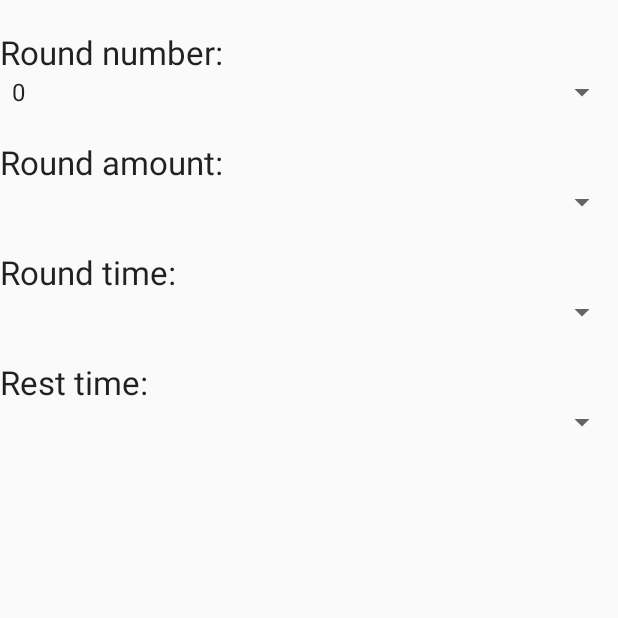
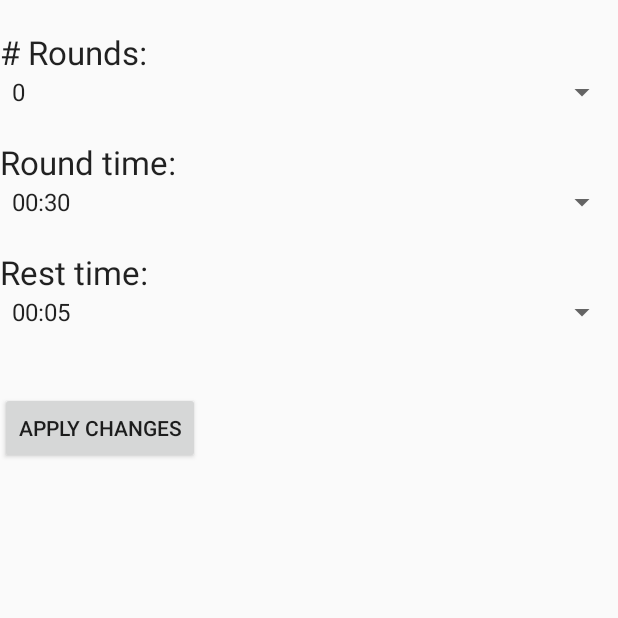
Before and after one commit to tbotalla/Multisports-Timer, an Android app: the screen it shows after launch (Ajustes), after a tap on "SET UP", on a phone screen of 412 x 824 dp, the top half of it. Run offline under Robolectric (Android 15) with nearby library versions, the phone set to English and light mode, and no system bars; 2 other taps on this screen came first.

Commit message:
refactor del codigo y nombres, implementacion inicial de funcionalidad ciclica de los rounds

```diff
--- a/app/src/main/java/com/example/tbotalla/multisportstimer/Ajustes.java
+++ b/app/src/main/java/com/example/tbotalla/multisportstimer/Ajustes.java
@@ -3,6 +3,7 @@ package com.example.tbotalla.multisportstimer;
 import android.app.Activity;
 import android.os.Bundle;
 import android.widget.ArrayAdapter;
+import android.widget.Button;
 import android.widget.Spinner;
 
 /**
@@ -11,9 +12,9 @@ import android.widget.Spinner;
 public class Ajustes extends Activity {
 
     private Spinner cmbRoundNumber;
-    private Spinner cmbRoundAmount;
     private Spinner cmbRoundTime;
     private Spinner cmbRestTime;
+    private Button  btnApplyChanges;
 
     @Override
     protected void onCreate(Bundle savedInstanceState) {
@@ -21,17 +22,45 @@ public class Ajustes extends Activity {
         super.onCreate(savedInstanceState);
         setContentView(R.layout.ajustes);
 
-        // Creacion del adaptador para el spinner de rounds
-        ArrayAdapter<CharSequence> roundNumberAdapter = ArrayAdapter.createFromResource(this,
-                R.array.numbers_array, android.R.layout.simple_spinner_item);
+        this.setViewReferences();
+        this.setAdapters();
 
-        cmbRoundNumber = (Spinner)findViewById(R.id.CmbRoundNumber);
-
-        roundNumberAdapter.setDropDownViewResource(android.R.layout.simple_spinner_dropdown_item);
-
-        cmbRoundNumber.setAdapter(roundNumberAdapter);
 
 
 
     }
+
+    // Asocia los atributos usados por la clase con sus vistas correspondientes
+    private void setViewReferences(){
+        cmbRoundNumber = (Spinner)findViewById(R.id.CmbRoundNumber);
+        cmbRoundTime = (Spinner)findViewById(R.id.CmbRoundTime);
+        cmbRestTime = (Spinner)findViewById(R.id.CmbRestTime);
+        btnApplyChanges = (Button)findViewById(R.id.BtnApplyChanges);
+
+
+    }
+
+    // Setea y crea los adaptadores de los spinners con los datos a mostrar
+    private void setAdapters(){
+        // Creacion del adaptador para el spinner de rounds
+        ArrayAdapter<CharSequence> roundNumberAdapter = ArrayAdapter.createFromResource(this,
+                R.array.numbers_array, android.R.layout.simple_spinner_item);
+        roundNumberAdapter.setDropDownViewResource(android.R.layout.simple_spinner_dropdown_item);
+        cmbRoundNumber.setAdapter(roundNumberAdapter);
+
+
+        // Creacion del adaptador para el spinner del tiempo de los rounds
+        ArrayAdapter<CharSequence> roundTimeAdapter = ArrayAdapter.createFromResource(this,
+                R.array.round_times_array, android.R.layout.simple_spinner_item);
+        roundTimeAdapter.setDropDownViewResource(android.R.layout.simple_spinner_dropdown_item);
+        cmbRoundTime.setAdapter(roundTimeAdapter);
+
+
+        // Creacion del adaptador para el spinner del tiempo de descanso entre los rounds
+        ArrayAdapter<CharSequence> restTimeAdapter = ArrayAdapter.createFromResource(this,
+                R.array.rest_times_array, android.R.layout.simple_spinner_item);
+        restTimeAdapter.setDropDownViewResource(android.R.layout.simple_spinner_dropdown_item);
+        cmbRestTime.setAdapter(restTimeAdapter);
+
+    }
 }
--- a/app/src/main/java/com/example/tbotalla/multisportstimer/MainActivity.java
+++ b/app/src/main/java/com/example/tbotalla/multisportstimer/MainActivity.java
@@ -12,28 +12,77 @@ import android.widget.TextView;
 
 public class MainActivity extends AppCompatActivity {
     private static final int MILLIS_PER_SECOND = 1000;
-    private static final int SECONDS_TO_COUNTDOWN = 180;
-    private static final int SECONDS_TO_BREAK = 60;
+    private static final int DEFAULT_SECONDS_TO_COUNTDOWN = 10;
+    private static final int DEFAULT_SECONDS_TO_REST = 10;
+    private static final int DEFAULT_ROUND_AMOUNT = 5;
+
     private TextView countdownDisplay;
     private TextView infoDisplay;
     private CountDownTimer timer;
     private CountDownTimer restTimer;
+    private Button startButton;
+    private Button stopButton;
+    private Button setUpButton;
+
+    private int secsToCountdown;
+    private int secsToRest;
+    private int roundAmount;
+
 
     @Override
     protected void onCreate(Bundle savedInstanceState) {
         super.onCreate(savedInstanceState);
         setContentView(R.layout.activity_main);
 
-        countdownDisplay = (TextView) findViewById(R.id.LblTimeDisplayBox);
-        infoDisplay = (TextView) findViewById(R.id.LblInfoDisplayBox);
-        Button startButton = (Button) findViewById(R.id.BtnStart);
-        Button stopButton = (Button) findViewById(R.id.BtnStop);
-        Button setUpButton = (Button) findViewById(R.id.BtnSetup);
+        this.setDefaultValues();
+        this.setViewReferences();
+        this.setListeners();
+
+    }
+
+
+    @Override
+    public boolean onCreateOptionsMenu(Menu menu) {
+        // Inflate the menu; this adds items to the action bar if it is present.
+        getMenuInflater().inflate(R.menu.menu_main, menu);
+        return true;
+    }
+
+
+    @Override
+    public boolean onOptionsItemSelected(MenuItem item) {
+        // Handle action bar item clicks here. The action bar will
+        // automatically handle clicks on the Home/Up button, so long
+        // as you specify a parent activity in AndroidManifest.xml.
+        int id = item.getItemId();
+
+        //noinspection SimplifiableIfStatement
+        if (id == R.id.action_settings) {
+            return true;
+        }
+
+        return super.onOptionsItemSelected(item);
+    }
+
+    public void setDefaultValues(){
+        this.secsToCountdown = this.DEFAULT_SECONDS_TO_COUNTDOWN;
+        this.secsToRest = this.DEFAULT_SECONDS_TO_REST;
+        this.roundAmount = this.DEFAULT_ROUND_AMOUNT;
+    }
+
+    public void setViewReferences(){
+        this.countdownDisplay = (TextView) findViewById(R.id.LblTimeDisplayBox);
+        this.infoDisplay = (TextView) findViewById(R.id.LblInfoDisplayBox);
+        this.startButton = (Button) findViewById(R.id.BtnStart);
+        this.stopButton = (Button) findViewById(R.id.BtnStop);
+        this.setUpButton = (Button) findViewById(R.id.BtnSetup);
+    }
+
+    public void setListeners(){
         startButton.setOnClickListener(new View.OnClickListener() {
             public void onClick(View view) {
                 try {
-                    infoDisplay.setText(R.string.work);
-                    showTimer((SECONDS_TO_COUNTDOWN * MILLIS_PER_SECOND));
+                    startWorkCycle();
                 } catch (NumberFormatException e) {
                     // method ignores invalid (non-integer) input and waits
                     // for something it can use
@@ -45,8 +94,9 @@ public class MainActivity extends AppCompatActivity {
             public void onClick(View view){
                 try {
                     infoDisplay.setText(R.string.waiting);
-                    timer.cancel();
-                    restTimer.cancel();
+                    // Necesario chequear que los timers sean no nulos para cancelarlos
+                    if(timer != null) { timer.cancel(); }
+                    if(restTimer != null) { restTimer.cancel(); }
                 } catch (NumberFormatException e) {
                     // method ignores invalid (non-integer) input and waits
                     // for something it can use
@@ -64,7 +114,19 @@ public class MainActivity extends AppCompatActivity {
                 }
             }
         });
+    }
 
+    // Determina la logica del ciclo de timers incluyendo la cantidad de rounds, tiempo de round,
+    // y tiempo de descanso
+    private void startWorkCycle(){
+        infoDisplay.setText(R.string.work);
+        // TODO, revisar funcionamiento de esto
+        for(int i = 1 ; i <= this.roundAmount ; i++){
+            showTimer((secsToCountdown * MILLIS_PER_SECOND));
+            //wait((secsToCountdown + secsToRest) * MILLIS_PER_SECOND)
+        }
+
+        //this.cancelBothTimers(); // una vez terminado el ciclo de trabajo, cancelo los timers
     }
 
     public void showSetup(View view) {
@@ -72,31 +134,9 @@ public class MainActivity extends AppCompatActivity {
         startActivity(i);
     }
 
-    @Override
-    public boolean onCreateOptionsMenu(Menu menu) {
-        // Inflate the menu; this adds items to the action bar if it is present.
-        getMenuInflater().inflate(R.menu.menu_main, menu);
-        return true;
-    }
-
-    @Override
-    public boolean onOptionsItemSelected(MenuItem item) {
-        // Handle action bar item clicks here. The action bar will
-        // automatically handle clicks on the Home/Up button, so long
-        // as you specify a parent activity in AndroidManifest.xml.
-        int id = item.getItemId();
-
-        //noinspection SimplifiableIfStatement
-        if (id == R.id.action_settings) {
-            return true;
-        }
-
-        return super.onOptionsItemSelected(item);
-    }
 
     private void showTimer(int countdownMillis) {
-        if(timer != null) { timer.cancel(); }
-        if(restTimer != null) { restTimer.cancel(); }
+        this.cancelBothTimers();
         timer = new CountDownTimer(countdownMillis, MILLIS_PER_SECOND) {
             @Override
             public void onTick(long millisUntilFinished) {
@@ -107,9 +147,9 @@ public class MainActivity extends AppCompatActivity {
             }
             @Override
             public void onFinish() {
-                if(restTimer != null) { restTimer.cancel(); }
+                cancelRestTimer();
                 infoDisplay.setText(R.string.rest);
-                restTimer = new CountDownTimer(SECONDS_TO_BREAK * MILLIS_PER_SECOND, MILLIS_PER_SECOND) {
+                restTimer = new CountDownTimer(secsToRest * MILLIS_PER_SECOND, MILLIS_PER_SECOND) {
                     @Override
                     public void onTick(long millisUntilFinished) {
                         //int hours = (int)(millisUntilFinished) / 3600;
@@ -128,4 +168,15 @@ public class MainActivity extends AppCompatActivity {
     }
 
 
+    // Cancela el timer del round y el del descanso
+    private void cancelBothTimers() {
+        if(timer != null) { timer.cancel(); }
+        if(restTimer != null) { restTimer.cancel(); }
+    }
+
+    private void cancelRestTimer() {
+        if(restTimer != null) { restTimer.cancel(); }
+    }
+
+
 }
--- a/app/src/main/res/layout/ajustes.xml
+++ b/app/src/main/res/layout/ajustes.xml
@@ -13,19 +13,6 @@
         android:textAppearance="?android:attr/textAppearanceLarge"/>
 
     <Spinner android:id="@+id/CmbRoundNumber"
-        android:layout_width="match_parent"
-        android:layout_height="wrap_content" />
-
-    <TextView
-        android:id="@+id/LblInfoRoundAmount"
-        android:layout_width="wrap_content"
-        android:layout_height="wrap_content"
-        android:layout_centerHorizontal="true"
-        android:layout_marginTop="20dp"
-        android:text="@string/roundAmount"
-        android:textAppearance="?android:attr/textAppearanceLarge"/>
-
-    <Spinner android:id="@+id/CmbRoundAmount"
         android:layout_width="match_parent"
         android:layout_height="wrap_content" />
 
@@ -55,4 +42,12 @@
         android:layout_width="match_parent"
         android:layout_height="wrap_content" />
 
+    <Button
+        android:id="@+id/BtnApplyChanges"
+        android:layout_width="wrap_content"
+        android:layout_height="wrap_content"
+        android:layout_centerHorizontal="true"
+        android:layout_marginTop="41dp"
+        android:text="@string/applyChanges" />
+
 </LinearLayout>
--- a/app/src/main/res/values/numbers_array.xml
+++ b/app/src/main/res/values/numbers_array.xml
@@ -1,4 +1,5 @@
 <?xml version="1.0" encoding="utf-8"?>
+<!-- Datos usados para el adaptador del spinner que muestra la cantidad de rounds a seleccionar -->
 <resources>
     <string-array name="numbers_array">
         <item>0</item>
--- /dev/null
+++ b/app/src/main/res/values/rest_times_array.xml
@@ -0,0 +1,34 @@
+<?xml version="1.0" encoding="utf-8"?>
+<!-- Datos usados para el adaptador del spinner que muestra los tiempos de descanso -->
+<resources>
+    <string-array name="rest_times_array">
+        <item>00:05</item>
+        <item>00:10</item>
+        <item>00:15</item>
+        <item>00:20</item>
+        <item>00:25</item>
+        <item>00:30</item>
+        <item>00:35</item>
+        <item>00:40</item>
+        <item>00:45</item>
+        <item>00:50</item>
+        <item>00:55</item>
+        <item>01:00</item>
+        <item>01:05</item>
+        <item>01:10</item>
+        <item>01:15</item>
+        <item>01:20</item>
+        <item>01:25</item>
+        <item>01:30</item>
+        <item>01:35</item>
+        <item>01:40</item>
+        <item>01:45</item>
+        <item>01:50</item>
+        <item>01:55</item>
+        <item>02:00</item>
+        <item>03:00</item>
+        <item>04:00</item>
+        <item>05:00</item>
+        <item>10:00</item>
+    </string-array>
+</resources>
--- a/app/src/main/res/values/times_array.xml
+++ b/app/src/main/res/values/round_times_array.xml
@@ -1,7 +1,7 @@
 <?xml version="1.0" encoding="utf-8"?>
-<!-- Datos usados para el adaptador del spinner que muestra las distintas opciones de tiempos -->
+<!-- Datos usados para el adaptador del spinner que muestra los tiempos de los rounds -->
 <resources>
-    <string-array name="times_array">
+    <string-array name="round_times_array">
         <item>00:30</item>
         <item>01:00</item>
         <item>01:30</item>
--- a/app/src/main/res/values/strings.xml
+++ b/app/src/main/res/values/strings.xml
@@ -10,10 +10,10 @@
     <string name="work">WORK!</string>
     <string name="rest">REST!</string>
     <string name="config">Set Up</string>
-    <string name="roundNumber">Round number:</string>
-    <string name="roundAmount">Round amount:</string>
+    <string name="roundNumber"># Rounds:</string>
     <string name="roundTime">Round time:</string>
     <string name="restTime">Rest time:</string>
+    <string name="applyChanges">Apply Changes</string>
 
 
 
```
